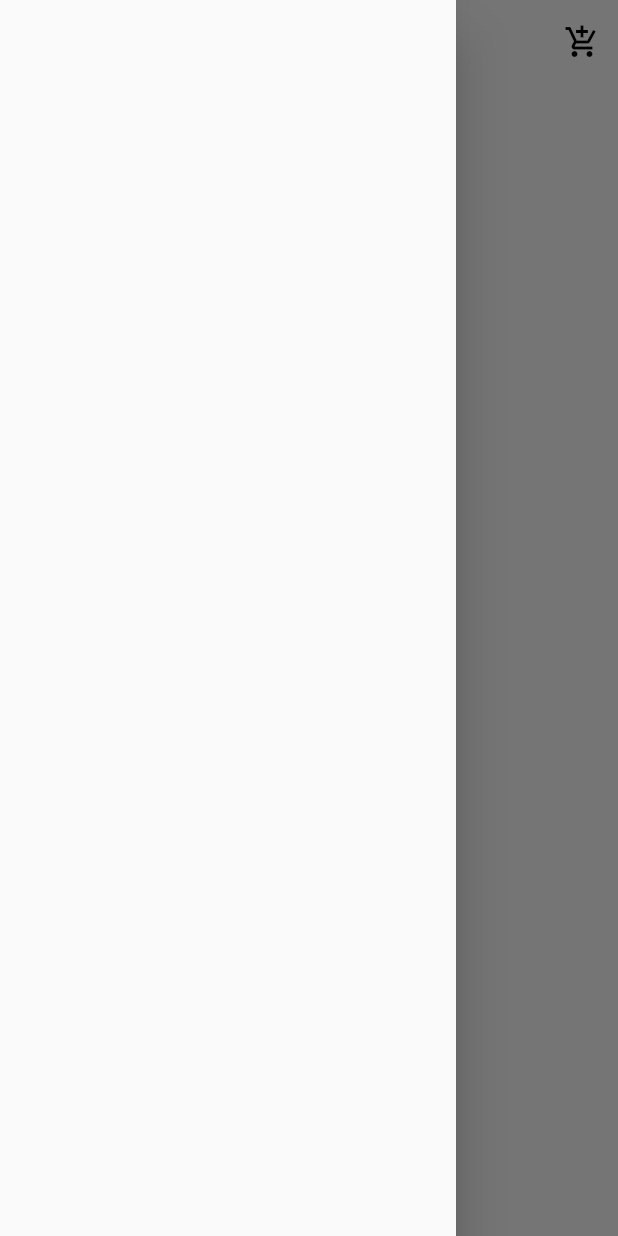
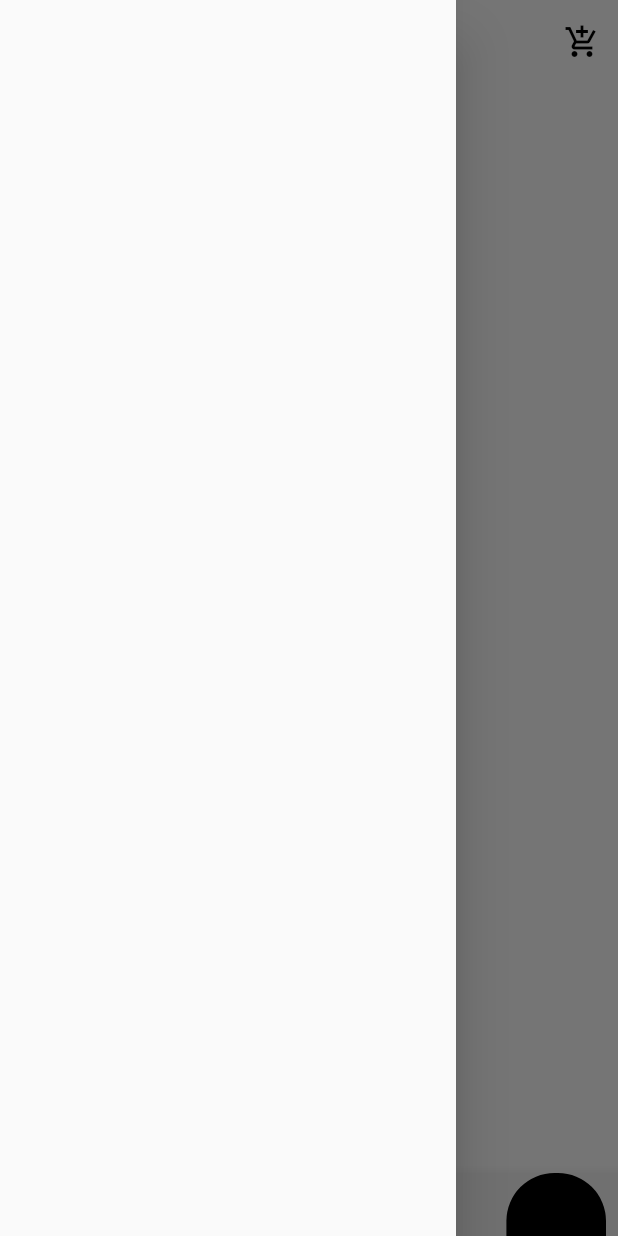
Before and after one commit to JAICHANGPARK/flutter_notebook_5th_story, a Flutter app: the screen it shows after launch, with the side drawer open, on a phone screen of 412 x 824 dp. Run offline on Flutter 3.47's test engine with Material 2 defaults, Android fonts, the phone set to English and light mode, and no system bars; our stand-ins replace google_fonts.

Commit message:
Update main_page.dart

```diff
--- a/lib/ep412_book_class_app/main_page.dart
+++ b/lib/ep412_book_class_app/main_page.dart
@@ -1,3 +1,4 @@
+import 'package:flutter/cupertino.dart';
 import 'package:flutter/material.dart';
 
 
@@ -37,6 +38,76 @@ class _BookingMainPageState extends State<BookingMainPage> {
         elevation: 0,
       ),
       drawer: Drawer(),
+      bottomNavigationBar: BottomAppBar(
+        child: Container(
+          height: 42,
+          color: Colors.grey[100],
+          child: Row(
+            children: <Widget>[
+              Expanded(
+                child: Container(
+                  margin: EdgeInsets.symmetric(horizontal: 8),
+                  decoration: BoxDecoration(
+                    color: Colors.black,
+                    borderRadius: BorderRadius.only(
+                      topLeft: Radius.circular(32),
+                      topRight: Radius.circular(32)
+                    )
+                  ),
+                ),
+              ),
+              Expanded(
+                child: Container(
+                  margin: EdgeInsets.symmetric(horizontal: 8),
+                  decoration: BoxDecoration(
+
+                      borderRadius: BorderRadius.only(
+                          topLeft: Radius.circular(32),
+                          topRight: Radius.circular(32)
+                      )
+                  ),
+                ),
+              ),
+              Expanded(
+                child: Container(
+                  margin: EdgeInsets.symmetric(horizontal: 8),
+                  decoration: BoxDecoration(
+
+                      borderRadius: BorderRadius.only(
+                          topLeft: Radius.circular(32),
+                          topRight: Radius.circular(32)
+                      )
+                  ),
+                ),
+              ),
+              Expanded(
+                child: Container(
+                  margin: EdgeInsets.symmetric(horizontal: 8),
+                  decoration: BoxDecoration(
+
+                      borderRadius: BorderRadius.only(
+                          topLeft: Radius.circular(32),
+                          topRight: Radius.circular(32)
+                      )
+                  ),
+                ),
+              ),
+              Expanded(
+                child: Container(
+                  margin: EdgeInsets.symmetric(horizontal: 8),
+                  decoration: BoxDecoration(
+                      color: Colors.black,
+                      borderRadius: BorderRadius.only(
+                          topLeft: Radius.circular(32),
+                          topRight: Radius.circular(32)
+                      )
+                  ),
+                ),
+              ),
+            ],
+          ),
+        ),
+      ),
     );
   }
 }
```
